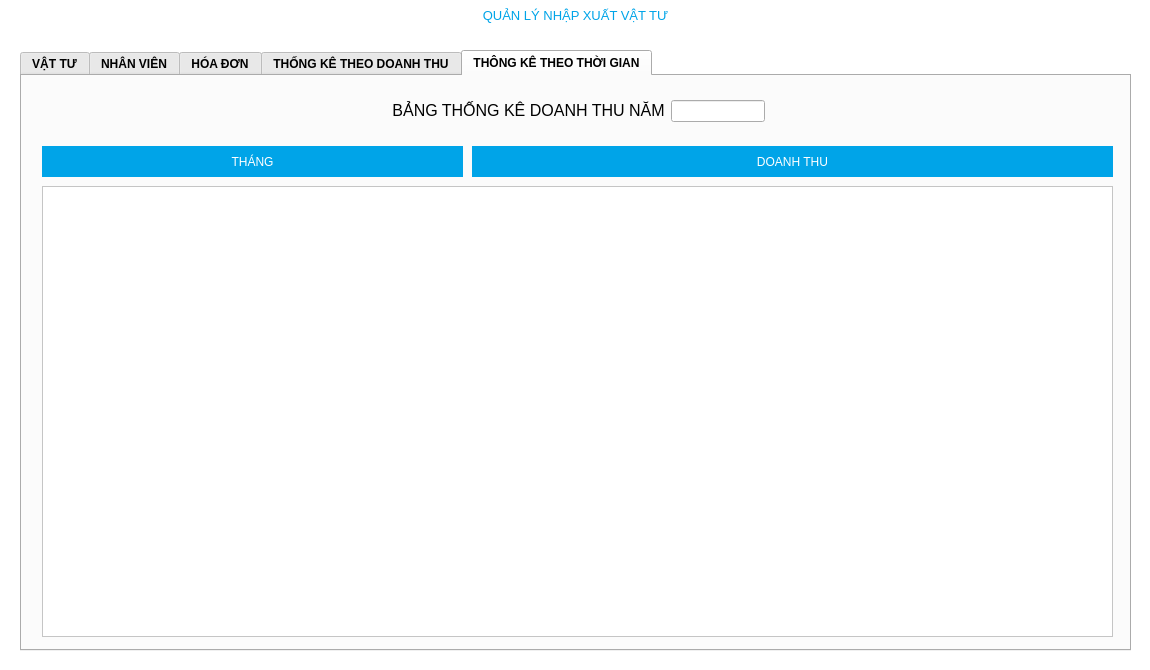
VinhNguyenD23/facilitiesManagement, file src/view/mainwindow.ui: the form before one commit.
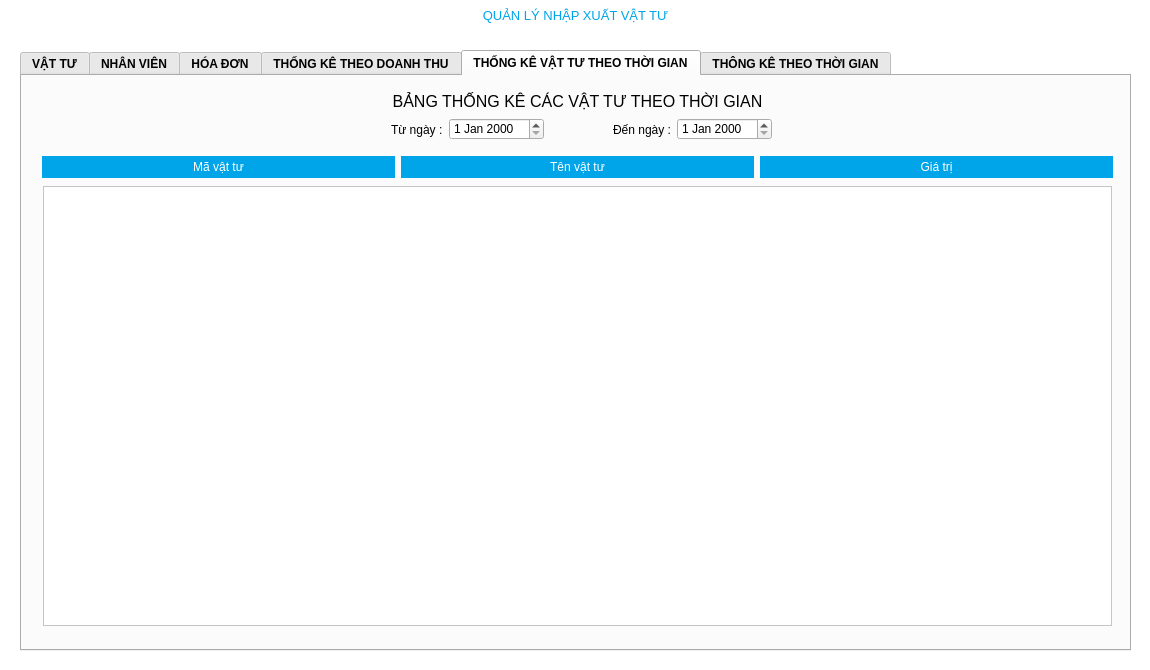
The form after the commit.

Commit message: Add tab top 10 facility by date

Patch:
```diff
--- a/src/view/mainwindow.ui
+++ b/src/view/mainwindow.ui
@@ -152,7 +152,7 @@
        <string/>
       </property>
       <property name="styleSheet">
-       <string notr="true">#dvt, #mvt, #slt, #tvt, #mnv, #ho, #ten, #phai, #dongia_2, #hoten_2, #ngay_2, #loai_2, #tenvattu_2, #soluong_2, #trigia_2, #shd, #nl, #lhd, #htnvl, #tghd, #thang, #doanhthu{
+       <string notr="true">#dvt, #mvt, #slt, #tvt, #mnv, #ho, #ten, #phai, #dongia_2, #hoten_2, #ngay_2, #loai_2, #tenvattu_2, #soluong_2, #trigia_2, #shd, #nl, #lhd, #htnvl, #tghd, #thang, #doanhthu, #statisticFacilityId, #statisticFacilityName, #statisticFacilityValue{
                                                                 background-color: #00A4E8;
                                                                 color: #ffffff;
                                                                 font: Bold &quot;Inter&quot;;
@@ -1199,6 +1199,154 @@
         </layout>
        </widget>
       </widget>
+      <widget class="QWidget" name="tab">
+       <attribute name="title">
+        <string>THỐNG KÊ VẬT TƯ THEO THỜI GIAN</string>
+       </attribute>
+       <widget class="QWidget" name="layoutWidget">
+        <property name="geometry">
+         <rect>
+          <x>20</x>
+          <y>80</y>
+          <width>1071</width>
+          <height>22</height>
+         </rect>
+        </property>
+        <layout class="QHBoxLayout" name="horizontalLayout_25">
+         <item>
+          <widget class="QLabel" name="statisticFacilityId">
+           <property name="styleSheet">
+            <string notr="true">#label {
+                                                                                                                        background-color: #00A4E8;
+                                                                                                                        color: #ffffff;
+                                                                                                                        font: Bold &quot;Inter&quot;;
+                                                                                                                        }</string>
+           </property>
+           <property name="text">
+            <string>Mã vật tư</string>
+           </property>
+           <property name="alignment">
+            <set>Qt::AlignmentFlag::AlignCenter</set>
+           </property>
+          </widget>
+         </item>
+         <item>
+          <widget class="QLabel" name="statisticFacilityName">
+           <property name="styleSheet">
+            <string notr="true">#label {
+                                                                                                                        background-color: #00A4E8;
+                                                                                                                        color: #ffffff;
+                                                                                                                        font: Bold &quot;Inter&quot;;
+                                                                                                                        }</string>
+           </property>
+           <property name="text">
+            <string>Tên vật tư</string>
+           </property>
+           <property name="alignment">
+            <set>Qt::AlignmentFlag::AlignCenter</set>
+           </property>
+          </widget>
+         </item>
+         <item>
+          <widget class="QLabel" name="statisticFacilityValue">
+           <property name="styleSheet">
+            <string notr="true">#label {
+                                                                                                                        background-color: #00A4E8;
+                                                                                                                        color: #ffffff;
+                                                                                                                        font: Bold &quot;Inter&quot;;
+                                                                                                                        }</string>
+           </property>
+           <property name="text">
+            <string>Giá trị</string>
+           </property>
+           <property name="alignment">
+            <set>Qt::AlignmentFlag::AlignCenter</set>
+           </property>
+          </widget>
+         </item>
+        </layout>
+       </widget>
+       <widget class="QTableWidget" name="statisticFacilityTable">
+        <property name="geometry">
+         <rect>
+          <x>21</x>
+          <y>110</y>
+          <width>1069</width>
+          <height>440</height>
+         </rect>
+        </property>
+        <property name="horizontalScrollBarPolicy">
+         <enum>Qt::ScrollBarPolicy::ScrollBarAlwaysOff</enum>
+        </property>
+        <property name="gridStyle">
+         <enum>Qt::PenStyle::DashLine</enum>
+        </property>
+       </widget>
+       <widget class="QWidget" name="layoutWidget7_2">
+        <property name="geometry">
+         <rect>
+          <x>369</x>
+          <y>40</y>
+          <width>381</width>
+          <height>27</height>
+         </rect>
+        </property>
+        <layout class="QHBoxLayout" name="horizontalLayout_24">
+         <item>
+          <widget class="QLabel" name="label_17">
+           <property name="text">
+            <string>Từ ngày :</string>
+           </property>
+          </widget>
+         </item>
+         <item>
+          <widget class="QDateEdit" name="statisticFromDate"/>
+         </item>
+         <item>
+          <spacer name="horizontalSpacer_3">
+           <property name="orientation">
+            <enum>Qt::Orientation::Horizontal</enum>
+           </property>
+           <property name="sizeHint" stdset="0">
+            <size>
+             <width>20</width>
+             <height>20</height>
+            </size>
+           </property>
+          </spacer>
+         </item>
+         <item>
+          <widget class="QLabel" name="label_18">
+           <property name="text">
+            <string>Đến ngày :</string>
+           </property>
+          </widget>
+         </item>
+         <item>
+          <widget class="QDateEdit" name="statisticToDate"/>
+         </item>
+        </layout>
+       </widget>
+       <widget class="QLabel" name="tieude_4">
+        <property name="geometry">
+         <rect>
+          <x>0</x>
+          <y>10</y>
+          <width>1111</width>
+          <height>31</height>
+         </rect>
+        </property>
+        <property name="styleSheet">
+         <string notr="true">#tieude {
+                                                                                font: bold &quot;Goldman&quot;;
+                                                                                color: #ffffff;
+                                                                                }</string>
+        </property>
+        <property name="text">
+         <string>&lt;html&gt;&lt;head/&gt;&lt;body&gt;&lt;p align=&quot;center&quot;&gt;&lt;span style=&quot; font-family:'Times New Roman','serif'; font-size:12pt;&quot;&gt;BẢNG THỐNG KÊ CÁC VẬT TƯ THEO THỜI GIAN&lt;/span&gt;&lt;/p&gt;&lt;/body&gt;&lt;/html&gt;</string>
+        </property>
+       </widget>
+      </widget>
       <widget class="QWidget" name="statisticsByTime">
        <attribute name="title">
         <string>THÔNG KÊ THEO THỜI GIAN</string>
```
The commit also changes 2 other files.
